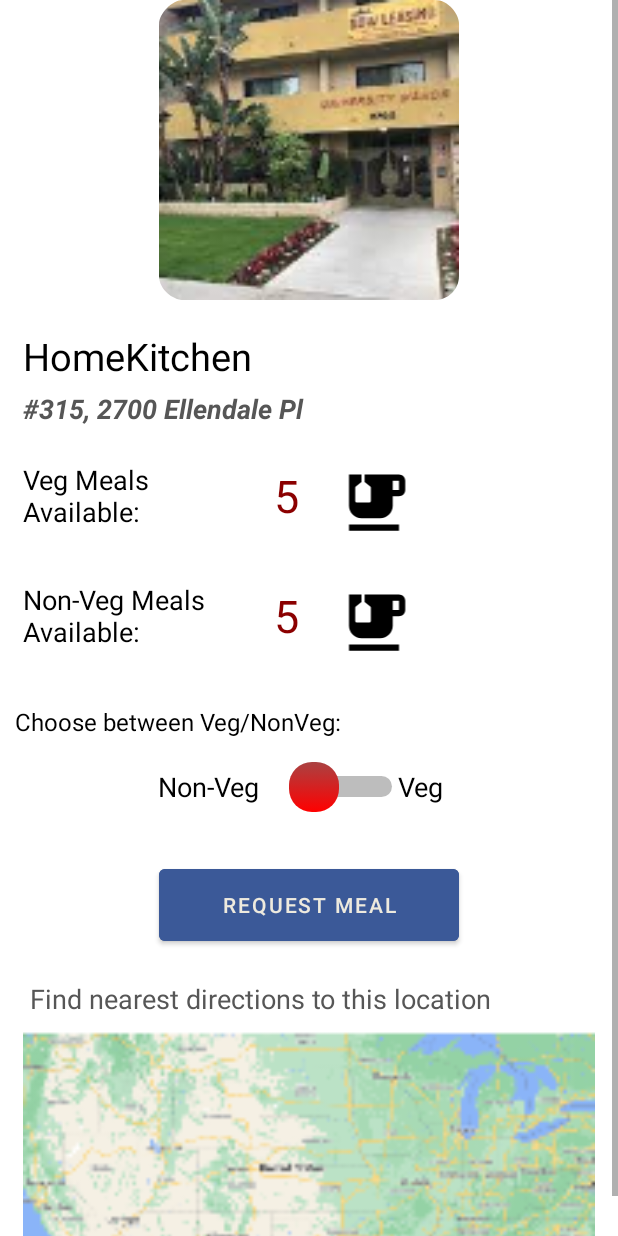
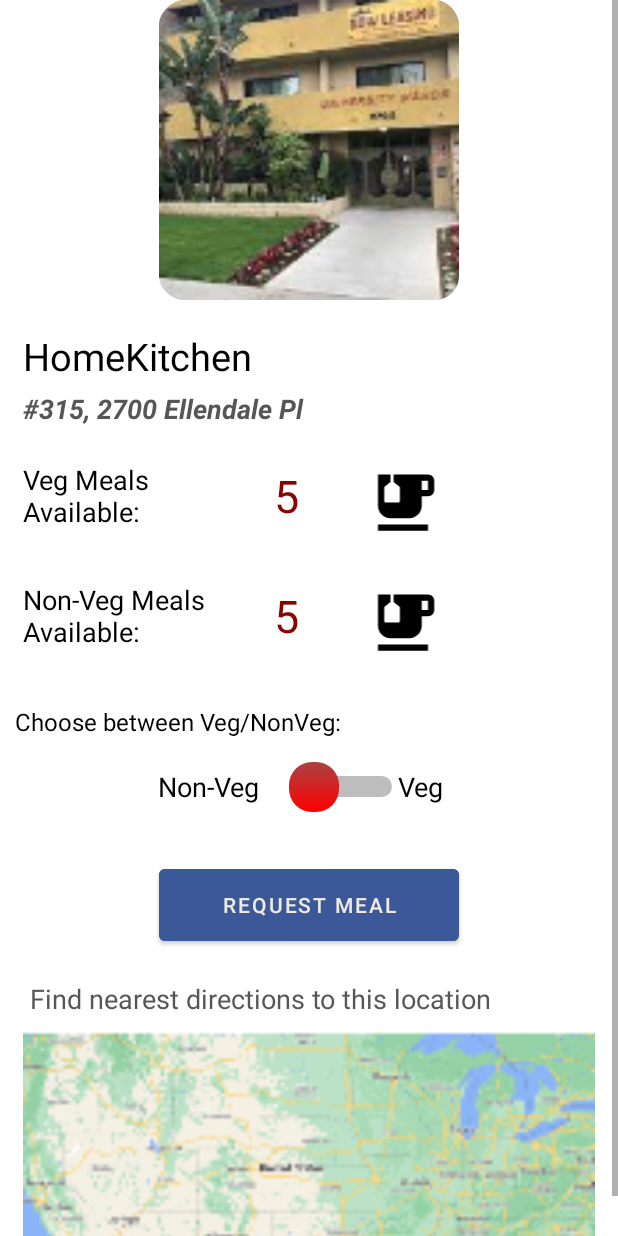
Before and after one commit to chinmaybadhe/food4good, an Android app: the layout activity_request_food.xml on its own in the app's theme, with its tools: preview values and no code run, on a phone screen of 412 x 824 dp. Run offline under Robolectric (Android 15) with nearby library versions, the phone set to English and light mode, and no system bars.

Commit message:
finishing touches

```diff
--- a/app/src/main/res/layout/activity_dashboard.xml
+++ b/app/src/main/res/layout/activity_dashboard.xml
@@ -60,7 +60,7 @@
             android:id="@+id/requestfood"
             android:backgroundTint="#3b5998"
 
-            android:layout_weight="3"
+            android:layout_weight="3.3"
             android:textColor="@color/white"
             android:text="REQUEST FOOD"
             android:layout_gravity="center"
--- a/app/src/main/res/layout/activity_request_food.xml
+++ b/app/src/main/res/layout/activity_request_food.xml
@@ -58,7 +58,7 @@
             android:layout_height="wrap_content"></TextView>
         <TextView
             android:layout_width="0dp"
-            android:layout_weight="1"
+            android:layout_weight="1.5"
             android:layout_marginTop="25dp"
             android:layout_marginLeft="15dp"
             android:textColor="#8b0000"
@@ -92,7 +92,7 @@
             android:layout_height="wrap_content"></TextView>
         <TextView
             android:layout_width="0dp"
-            android:layout_weight="1"
+            android:layout_weight="1.5"
             android:textColor="#8b0000"
 
             android:layout_marginTop="25dp"
```
Also changed, not shown: app/src/main/java/com/example/food4good/Contributor.java (+7 -1 lines), app/src/main/java/com/example/food4good/ContributorListActivity.java (+88 -7 lines).
